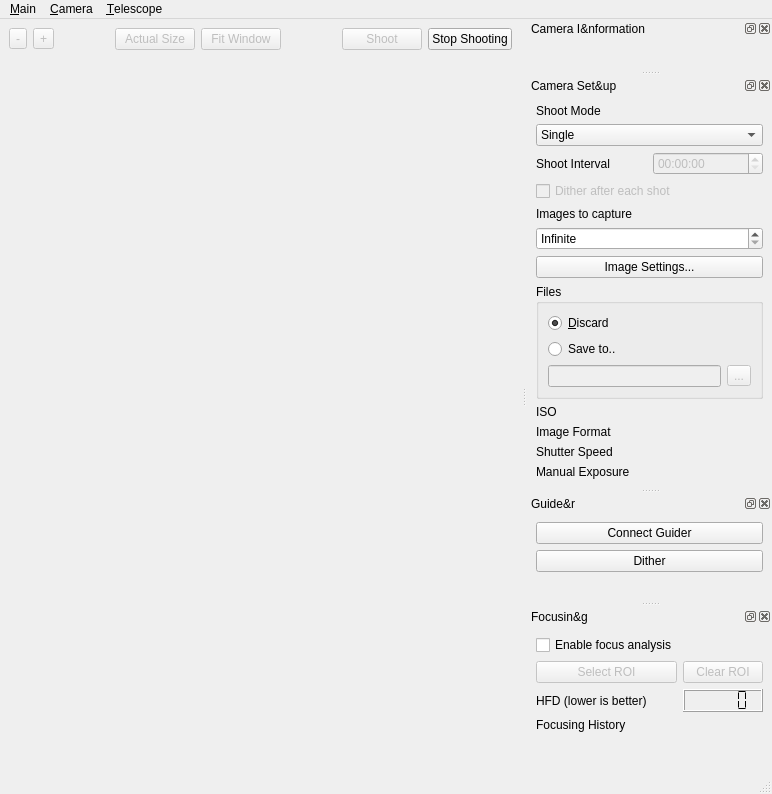
Before: the Qt Designer form dslr-qt-shooter/ui/dslr_shooter_window.ui in Edlward/GalaxyHunter, drawn with Qt 5.
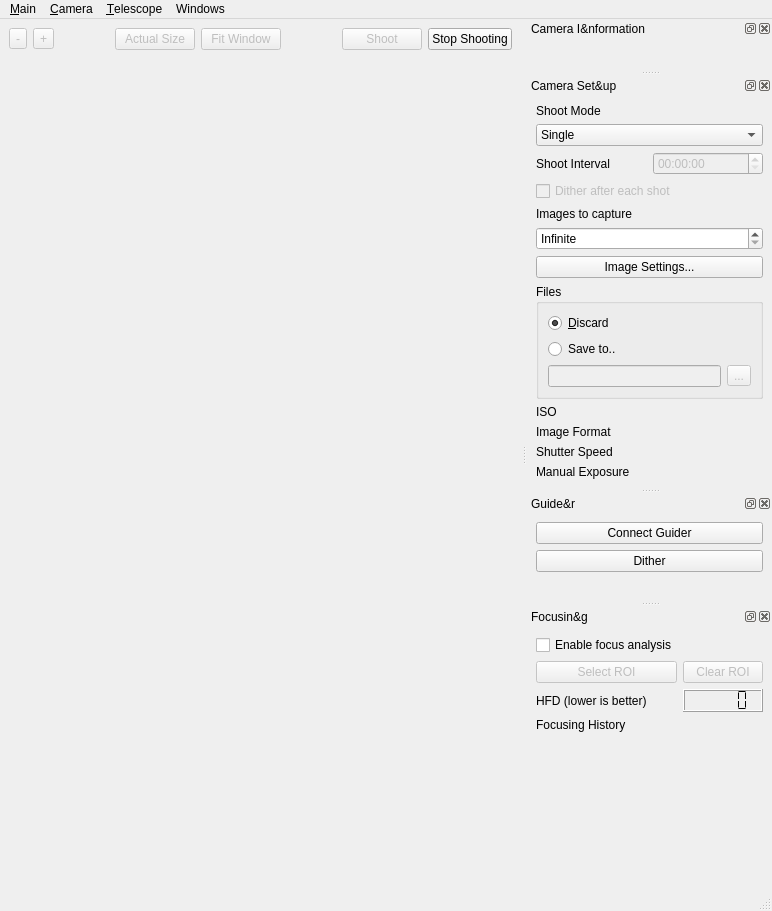
After: the same form once the commit is applied. Custom widgets are drawn as their Qt base class.

```diff
--- a/dslr-qt-shooter/ui/dslr_shooter_window.ui
+++ b/dslr-qt-shooter/ui/dslr_shooter_window.ui
@@ -7,7 +7,7 @@
     <x>0</x>
     <y>0</y>
     <width>772</width>
-    <height>794</height>
+    <height>911</height>
    </rect>
   </property>
   <property name="windowTitle">
@@ -138,7 +138,7 @@
      <x>0</x>
      <y>0</y>
      <width>772</width>
-     <height>28</height>
+     <height>27</height>
     </rect>
    </property>
    <widget class="QMenu" name="menuCamera">
@@ -163,9 +163,20 @@
     <addaction name="action_Devices_Control_Panel"/>
     <addaction name="actionRemote_Control"/>
    </widget>
+   <widget class="QMenu" name="menuWindows">
+    <property name="title">
+     <string>Windows</string>
+    </property>
+    <addaction name="actionCamera_Information"/>
+    <addaction name="actionCamera_Setup"/>
+    <addaction name="actionGuider"/>
+    <addaction name="actionFocusing"/>
+    <addaction name="actionLogs_Messages"/>
+   </widget>
    <addaction name="menuFile"/>
    <addaction name="menuCamera"/>
    <addaction name="menuTelescope"/>
+   <addaction name="menuWindows"/>
   </widget>
   <widget class="QDockWidget" name="camera_information_dock">
    <property name="windowTitle">
```
Left out of the diff: 41 changed lines with no effect on the pictures.
